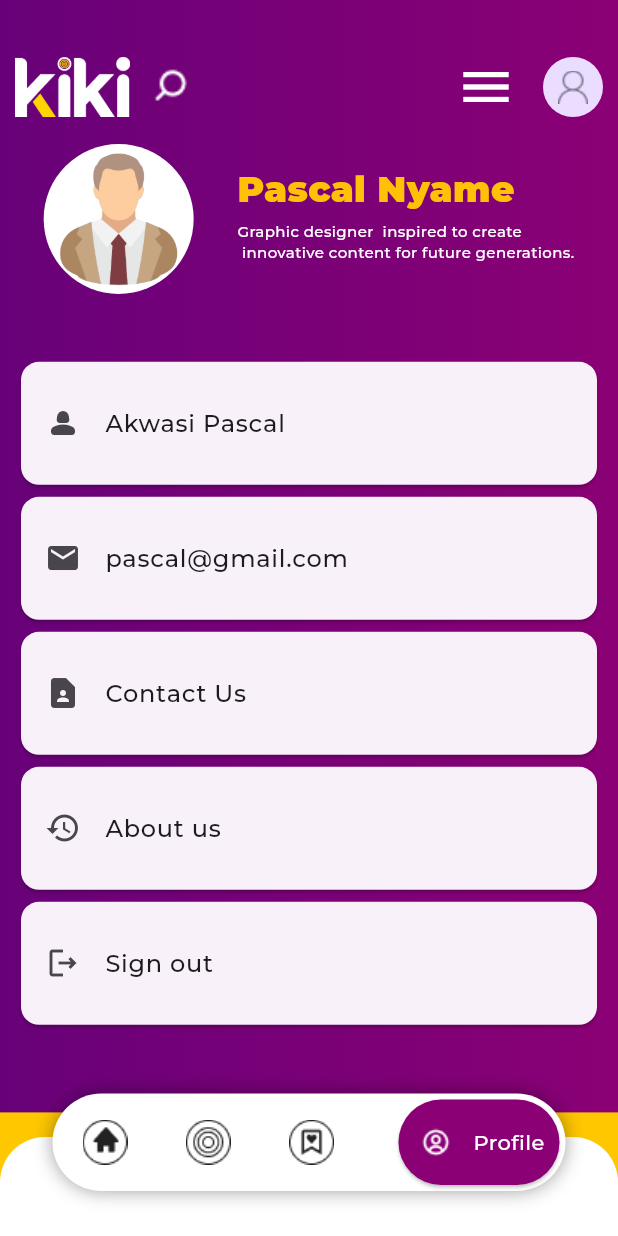
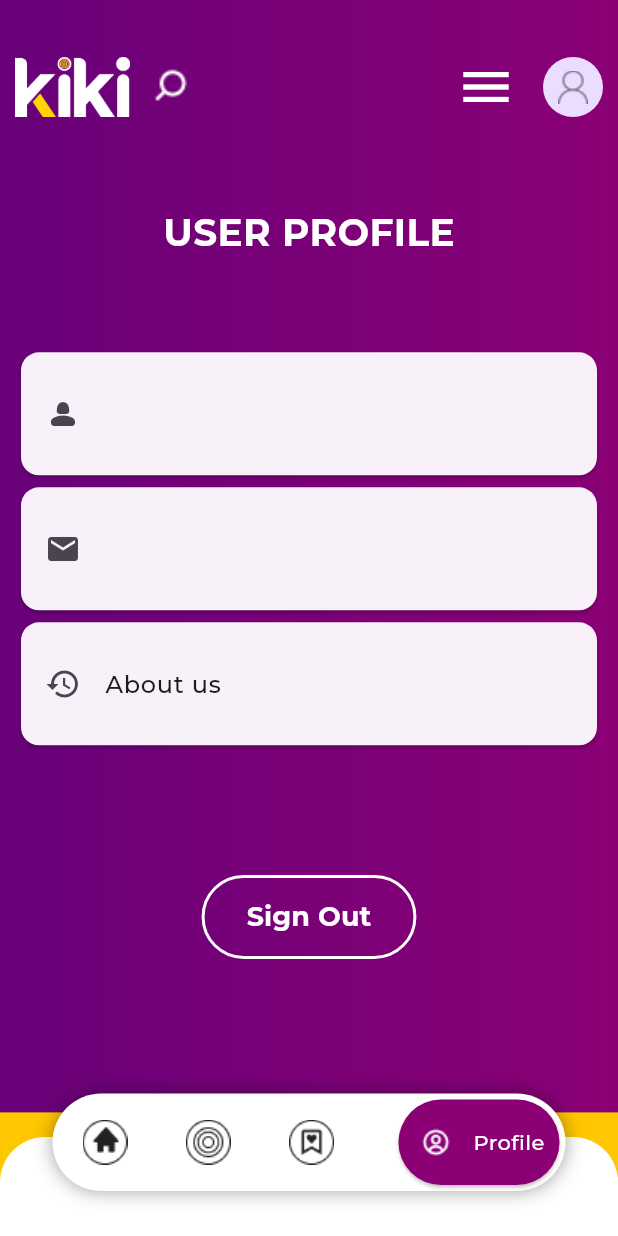
Before and after one commit to maxxdroid/kiki, a Flutter app: the Profile screen opened directly, on a phone screen of 412 x 824 dp. Run offline on Flutter 3.47's test engine with Material 3 defaults, Android fonts, the phone set to English and light mode, and no system bars; our stand-ins replace cloud_firestore, firebase_auth, firebase_core, fluttertoast, get, shared_preferences; missing offline and left inert: share_it; accounts and stored records are empty; project files that could hold a hidden picture were left out.

Commit message:
user profile and about us updated

```diff
--- a/lib/screens/categories/adinkraCategories.dart
+++ b/lib/screens/categories/adinkraCategories.dart
@@ -36,8 +36,8 @@ class _AdinkraCategoriesState extends State<AdinkraCategories> {
                   color: Colors.white,
                   fontWeight: FontWeight.w700),
             ),
-            SizedBox(
-              height: height * 0.9,
+              SizedBox(
+                height: height * 0.9,
               child: GridView.builder(
                 gridDelegate: const SliverGridDelegateWithFixedCrossAxisCount(
                   crossAxisCount: 3, // Number of columns in the grid
--- a/lib/screens/mainscreens/profile.dart
+++ b/lib/screens/mainscreens/profile.dart
@@ -1,8 +1,13 @@
+import 'package:firebase_auth/firebase_auth.dart';
 import 'package:flutter/material.dart';
-// import 'package:flutter/widgets.dart';
+import 'package:get/get.dart';
 import 'package:kiki/consts/const_widgets.dart';
 import 'package:kiki/widgets/bottom_navbar.dart';
 import 'package:kiki/widgets/user_appbar.dart';
+
+import '../../auth/auth.dart';
+import '../../auth/login.dart';
+import '../landingscreens/AboutUsPage.dart';
 
 class Profile extends StatelessWidget {
   const Profile({super.key});
@@ -11,6 +16,9 @@ class Profile extends StatelessWidget {
   Widget build(BuildContext context) {
     double height = MediaQuery.of(context).size.height;
     double width = MediaQuery.of(context).size.width;
+
+    User? user = FirebaseAuth.instance.currentUser;
+
     return Scaffold(
       body: Stack(
         children: [
@@ -18,77 +26,77 @@ class Profile extends StatelessWidget {
             decoration: kikuGradient(),
             child: Column(children: [
               const MyAppBar(),
-              SizedBox(
-                width: width,
-                child: Row(
-                  mainAxisAlignment: MainAxisAlignment.spaceEvenly,
-                  children: [
-                    Container(
-                      height: 100,
-                      // padding: const EdgeInsets.all(8),
-                      decoration: const BoxDecoration(
-                        shape: BoxShape.circle,
-                        color: Colors.white,
-                      ),
-                      child: ClipOval(
-                        child: Image.asset(
-                          'assets/images/profile.png',
-                          fit: BoxFit.fill,
-                        ),
-                      ),
-                    ),
-                    Column(
-                      crossAxisAlignment: CrossAxisAlignment.start,
-                      mainAxisAlignment: MainAxisAlignment.spaceEvenly,
-                      children: [
+        if (user != null) ...[
+              SizedBox(height: height * 0.05),
               const Text(
-                          "Pascal Nyame",
+                "USER PROFILE",
                   style: TextStyle(
-                              fontSize: 24,
-                              fontWeight: FontWeight.w800,
-                              color: Colors.amber),
-                        ),
-                        SizedBox(height: height * 0.005),
-                        const Text(
-                          "Graphic designer  inspired to create \n innovative content for future generations.",
-                          style: TextStyle(
-                              fontSize: 10,
-                              fontWeight: FontWeight.w500,
+                    fontSize: 25,
+                    fontWeight: FontWeight.bold,
                       color: Colors.white),
                   ),
-                        SizedBox(height: height * 0.01),
-                      ],
-                    )
-                  ],
-                ),
-              ),
-              SizedBox(height: height * 0.05),
-              const SingleChildScrollView(
+
+                SizedBox(height: height * 0.07),
+                SingleChildScrollView(
                   child: Column(
                     children: [
                       ProfileCard(
-                      profileName: "Akwasi Pascal",
+                        // profileName: "Akwasi Pascal",
+                        profileName: user?.displayName ?? "User",
                         icon: Icons.person_2_rounded,
                       ),
                       ProfileCard(
-                      profileName: "pascal@gmail.com",
+                        // profileName: "pascal@gmail.com",
+                        profileName: user?.email ?? "Email not available",
                         icon: Icons.email,
                       ),
-                    ProfileCard(
-                      profileName: "Contact Us",
-                      icon: Icons.contact_page,
-                    ),
-                    ProfileCard(
+                      // const ProfileCard(
+                      //   profileName: "Contact Us",
+                      //   icon: Icons.contact_page,
+                      // ),
+                      GestureDetector(
+                        onTap: (){
+                          Get.to(() => const AboutUsPage());
+                        },
+                        child: const ProfileCard(
                           profileName: "About us",
                           icon: Icons.history,
                         ),
-                    ProfileCard(
-                      profileName: "Sign out",
-                      icon: Icons.logout_outlined,
+                      ),
+                      // const ProfileCard(
+                      //   profileName: "",
+                      //   icon: Icons.logout_outlined,
+                      // ),
+                      SizedBox(height: height * 0.1),
+                        CustomLoginButton(
+                          onPressed: () {
+                            Get.to(() {
+                              FirebaseAuth.instance.signOut();
+                            Get.offAll(() => const Login());
+                            });
+                          }, name: 'Sign Out',
                         ),
                     ],
                   ),
                 ),
+              ] else ...[
+                // User is not signed in, show sign-in button
+                SizedBox(height: height * 0.3),
+                const Text(
+                  "Please sign in to view your profile",
+                  style: TextStyle(
+                    fontSize: 18,
+                    color: Colors.white,
+                    fontWeight: FontWeight.bold,
+                  ),
+                ),
+                SizedBox(height: height * 0.05),
+                CustomLoginButton(
+                  onPressed: () {
+                    Get.to(() => const Login());
+                  }, name: 'Log In',
+                ),
+              ],
             ]),
           ),
           Align(
@@ -146,3 +154,34 @@ class ProfileCard extends StatelessWidget {
     );
   }
 }
+
+
+class CustomLoginButton extends StatelessWidget {
+  final VoidCallback onPressed;
+  final String name;
+
+  const CustomLoginButton({super.key, required this.onPressed, required this.name});
+
+  @override
+  Widget build(BuildContext context) {
+    return ElevatedButton(
+      onPressed: onPressed,
+      style: ElevatedButton.styleFrom(
+        foregroundColor: Colors.white, backgroundColor: Colors.transparent,
+        padding: const EdgeInsets.symmetric(horizontal: 30, vertical: 15),
+        shape: RoundedRectangleBorder(
+          borderRadius: BorderRadius.circular(30),
+          side: const BorderSide(color: Colors.white, width: 2),
+        ),
+        elevation: 0,
+      ),
+      child:  Text(
+        name,
+        style: const TextStyle(
+          fontSize: 18,
+          fontWeight: FontWeight.bold,
+        ),
+      ),
+    );
+  }
+}
--- a/pubspec.yaml
+++ b/pubspec.yaml
@@ -22,6 +22,9 @@ dependencies:
   cloud_firestore: ^4.17.3
   firebase_auth: ^4.19.5
   fluttertoast: ^8.2.6
+  url_launcher: ^6.1.10
+  share_it: ^0.7.0
+  share_plus:
 
 dev_dependencies:
   flutter_test:
```
Also changed, not shown: lib/screens/landingscreens/AboutUsPage.dart (added, +118 -0 lines), lib/screens/mainscreens/details_screen.dart (+24 -2 lines), pubspec.lock, 5 other files. Lines whose indentation alone changed are shown as unchanged.
